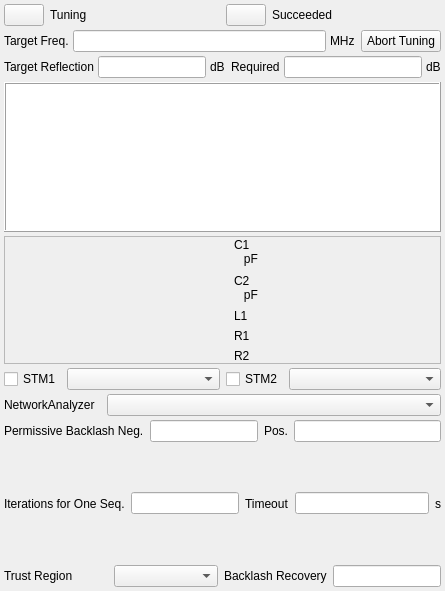
The window that modules/nmr/autolctunerform.ui (northriv/KAME) describes before a commit, drawn with Qt 5.
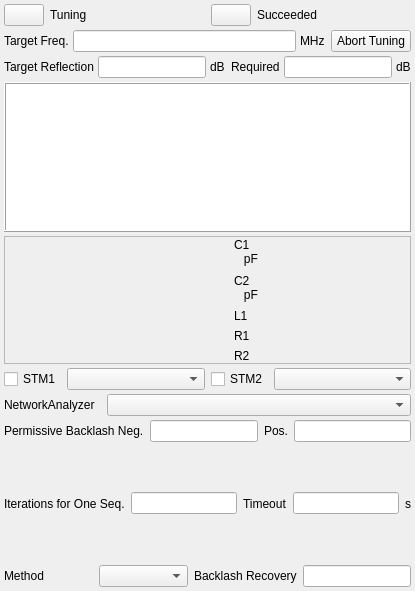
The same window after the commit. Icons and pictures are not drawn.

Diff of the .ui file:
```diff
--- a/modules/nmr/autolctunerform.ui
+++ b/modules/nmr/autolctunerform.ui
@@ -6,7 +6,7 @@
    <rect>
     <x>0</x>
     <y>0</y>
-    <width>445</width>
+    <width>415</width>
     <height>591</height>
    </rect>
   </property>
@@ -644,7 +644,7 @@
         <item>
          <widget class="QLabel" name="label_8">
           <property name="text">
-           <string>Trust Region</string>
+           <string>Method</string>
           </property>
          </widget>
         </item>
```
